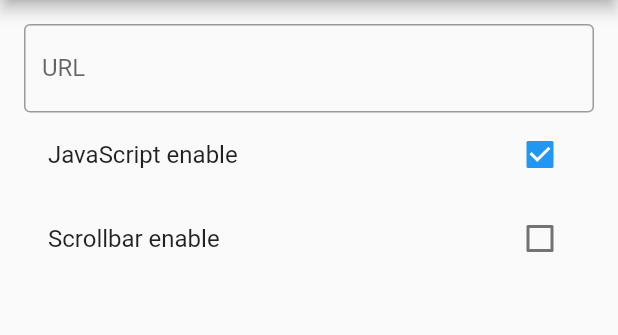
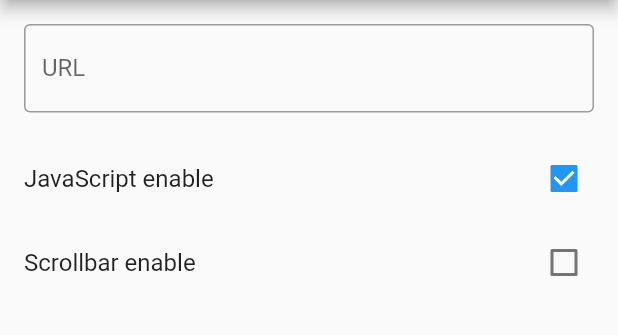
Before and after one commit to koji-1009/webview_checker, a Flutter app: the screen it shows after launch, on a phone screen of 412 x 824 dp, the part 84-419 px from its top. Run offline on Flutter 3.47's test engine with Material 2 defaults, Android fonts, the phone set to English and light mode, and no system bars; missing offline and left inert: flutter_webview_plugin.

Commit message:
Change CheckboxListTile margin

```diff
--- a/lib/main.dart
+++ b/lib/main.dart
@@ -80,11 +80,12 @@ class _MyHomePageState extends State<MyHomePage> {
         title: Text(widget.title),
       ),
       body: SafeArea(
-        minimum: const EdgeInsets.all(16.0),
         child: Column(
           crossAxisAlignment: CrossAxisAlignment.start,
           children: <Widget>[
-            TextFormField(
+            Container(
+              margin: const EdgeInsets.all(16.0),
+              child: TextFormField(
                   maxLines: 1,
                   keyboardType: TextInputType.url,
                   textInputAction: TextInputAction.go,
@@ -98,7 +99,7 @@ class _MyHomePageState extends State<MyHomePage> {
                       _url = value;
                       _showWebView();
                     });
-              },
+                  }),
             ),
             CheckboxListTile(
                 title: const Text('JavaScript enable'),
```
Lines whose indentation alone changed are shown as unchanged.
